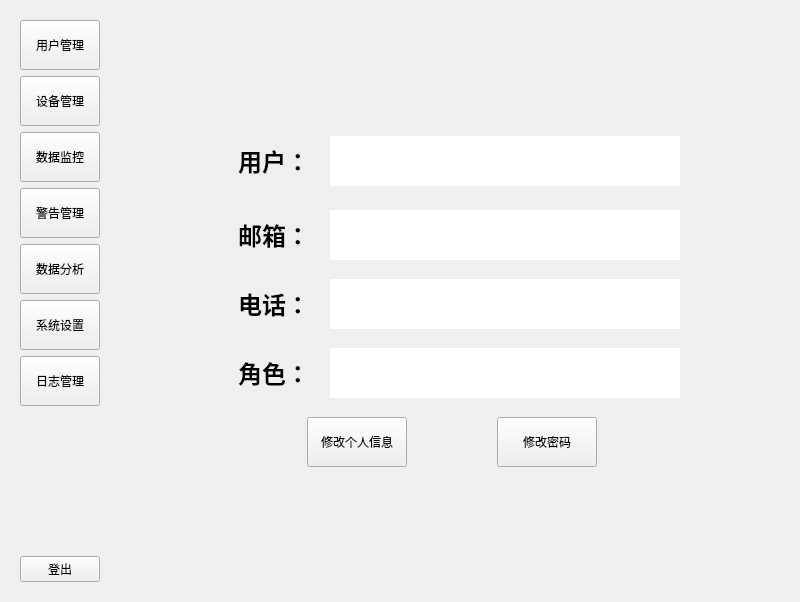
Before: the Qt Designer form SnailIOTMonitoring/src/ui/homewindow.ui in Amber-muyu/Qt_Project, drawn with Qt 5.
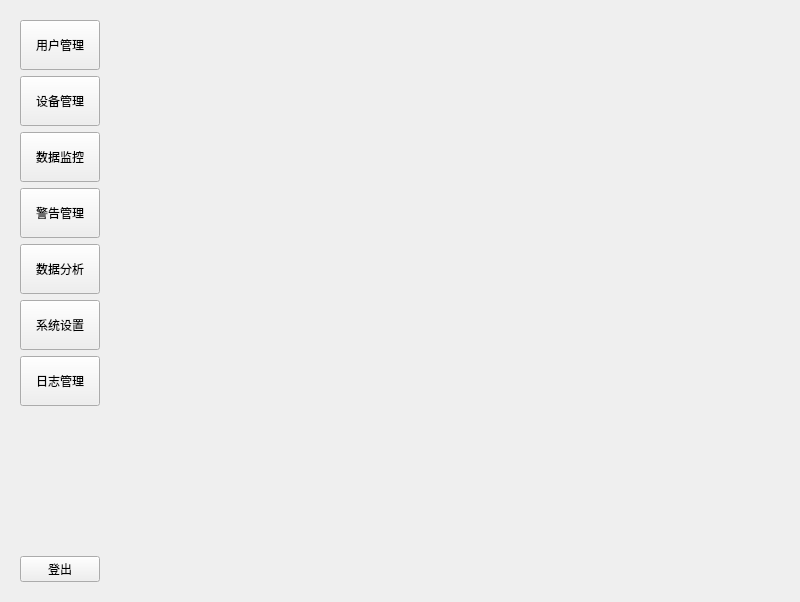
After: the same form once the commit is applied.

Commit message: 用户个人信息的显示，个人信息修改以及密码修改

Diff of the .ui file:
```diff
--- a/SnailIOTMonitoring/src/ui/homewindow.ui
+++ b/SnailIOTMonitoring/src/ui/homewindow.ui
@@ -145,405 +145,6 @@
      <property name="currentIndex">
       <number>0</number>
      </property>
-     <widget class="QWidget" name="pageUser">
-      <layout class="QGridLayout" name="gridLayout_5">
-       <item row="0" column="1">
-        <spacer name="verticalSpacer_6">
-         <property name="orientation">
-          <enum>Qt::Vertical</enum>
-         </property>
-         <property name="sizeHint" stdset="0">
-          <size>
-           <width>20</width>
-           <height>89</height>
-          </size>
-         </property>
-        </spacer>
-       </item>
-       <item row="1" column="0">
-        <spacer name="horizontalSpacer_4">
-         <property name="orientation">
-          <enum>Qt::Horizontal</enum>
-         </property>
-         <property name="sizeHint" stdset="0">
-          <size>
-           <width>84</width>
-           <height>20</height>
-          </size>
-         </property>
-        </spacer>
-       </item>
-       <item row="1" column="1">
-        <layout class="QGridLayout" name="gridLayout_4">
-         <item row="0" column="0">
-          <layout class="QGridLayout" name="gridLayout_3">
-           <item row="0" column="0">
-            <layout class="QHBoxLayout" name="horizontalLayout">
-             <item>
-              <widget class="QLabel" name="labelUserName">
-               <property name="minimumSize">
-                <size>
-                 <width>100</width>
-                 <height>50</height>
-                </size>
-               </property>
-               <property name="font">
-                <font>
-                 <family>Adobe Arabic</family>
-                 <pointsize>18</pointsize>
-                 <weight>75</weight>
-                 <bold>true</bold>
-                </font>
-               </property>
-               <property name="text">
-                <string>用户：</string>
-               </property>
-               <property name="alignment">
-                <set>Qt::AlignCenter</set>
-               </property>
-              </widget>
-             </item>
-             <item>
-              <widget class="QLabel" name="labelTextUserName">
-               <property name="minimumSize">
-                <size>
-                 <width>350</width>
-                 <height>50</height>
-                </size>
-               </property>
-               <property name="font">
-                <font>
-                 <family>Adobe Arabic</family>
-                 <pointsize>16</pointsize>
-                 <weight>75</weight>
-                 <bold>true</bold>
-                </font>
-               </property>
-               <property name="styleSheet">
-                <string notr="true">background-color: rgb(255, 255, 255);</string>
-               </property>
-               <property name="text">
-                <string/>
-               </property>
-              </widget>
-             </item>
-            </layout>
-           </item>
-           <item row="1" column="0">
-            <spacer name="verticalSpacer_2">
-             <property name="orientation">
-              <enum>Qt::Vertical</enum>
-             </property>
-             <property name="sizeHint" stdset="0">
-              <size>
-               <width>20</width>
-               <height>18</height>
-              </size>
-             </property>
-            </spacer>
-           </item>
-           <item row="2" column="0">
-            <layout class="QHBoxLayout" name="horizontalLayout_2">
-             <item>
-              <widget class="QLabel" name="labelEmail">
-               <property name="minimumSize">
-                <size>
-                 <width>100</width>
-                 <height>50</height>
-                </size>
-               </property>
-               <property name="font">
-                <font>
-                 <family>Adobe Arabic</family>
-                 <pointsize>18</pointsize>
-                 <weight>75</weight>
-                 <bold>true</bold>
-                </font>
-               </property>
-               <property name="text">
-                <string>邮箱：</string>
-               </property>
-               <property name="alignment">
-                <set>Qt::AlignCenter</set>
-               </property>
-              </widget>
-             </item>
-             <item>
-              <widget class="QLabel" name="labelTextEmail">
-               <property name="minimumSize">
-                <size>
-                 <width>350</width>
-                 <height>50</height>
-                </size>
-               </property>
-               <property name="font">
-                <font>
-                 <family>Adobe Arabic</family>
-                 <pointsize>16</pointsize>
-                 <weight>75</weight>
-                 <bold>true</bold>
-                </font>
-               </property>
-               <property name="styleSheet">
-                <string notr="true">background-color: rgb(255, 255, 255);</string>
-               </property>
-               <property name="text">
-                <string/>
-               </property>
-              </widget>
-             </item>
-            </layout>
-           </item>
-           <item row="3" column="0">
-            <spacer name="verticalSpacer_3">
-             <property name="orientation">
-              <enum>Qt::Vertical</enum>
-             </property>
-             <property name="sizeHint" stdset="0">
-              <size>
-               <width>20</width>
-               <height>13</height>
-              </size>
-             </property>
-            </spacer>
-           </item>
-           <item row="4" column="0">
-            <layout class="QHBoxLayout" name="horizontalLayout_3">
-             <item>
-              <widget class="QLabel" name="labelPhone">
-               <property name="minimumSize">
-                <size>
-                 <width>100</width>
-                 <height>50</height>
-                </size>
-               </property>
-               <property name="font">
-                <font>
-                 <family>Adobe Arabic</family>
-                 <pointsize>18</pointsize>
-                 <weight>75</weight>
-                 <bold>true</bold>
-                </font>
-               </property>
-               <property name="text">
-                <string>电话：</string>
-               </property>
-               <property name="alignment">
-                <set>Qt::AlignCenter</set>
-               </property>
-              </widget>
-             </item>
-             <item>
-              <widget class="QLabel" name="labelTextPhone">
-               <property name="minimumSize">
-                <size>
-                 <width>350</width>
-                 <height>50</height>
-                </size>
-               </property>
-               <property name="font">
-                <font>
-                 <family>Adobe Arabic</family>
-                 <pointsize>16</pointsize>
-                 <weight>75</weight>
-                 <bold>true</bold>
-                </font>
-               </property>
-               <property name="styleSheet">
-                <string notr="true">background-color: rgb(255, 255, 255);</string>
-               </property>
-               <property name="text">
-                <string/>
-               </property>
-              </widget>
-             </item>
-            </layout>
-           </item>
-           <item row="5" column="0">
-            <spacer name="verticalSpacer_4">
-             <property name="orientation">
-              <enum>Qt::Vertical</enum>
-             </property>
-             <property name="sizeHint" stdset="0">
-              <size>
-               <width>20</width>
-               <height>13</height>
-              </size>
-             </property>
-            </spacer>
-           </item>
-           <item row="6" column="0">
-            <layout class="QHBoxLayout" name="horizontalLayout_4">
-             <item>
-              <widget class="QLabel" name="labelRole">
-               <property name="minimumSize">
-                <size>
-                 <width>100</width>
-                 <height>50</height>
-                </size>
-               </property>
-               <property name="font">
-                <font>
-                 <family>Adobe Arabic</family>
-                 <pointsize>18</pointsize>
-                 <weight>75</weight>
-                 <bold>true</bold>
-                </font>
-               </property>
-               <property name="text">
-                <string>角色：</string>
-               </property>
-               <property name="alignment">
-                <set>Qt::AlignCenter</set>
-               </property>
-              </widget>
-             </item>
-             <item>
-              <widget class="QLabel" name="labelTextRole">
-               <property name="minimumSize">
-                <size>
-                 <width>350</width>
-                 <height>50</height>
-                </size>
-               </property>
-               <property name="font">
-                <font>
-                 <family>Adobe Arabic</family>
-                 <pointsize>16</pointsize>
-                 <weight>75</weight>
-                 <bold>true</bold>
-                </font>
-               </property>
-               <property name="styleSheet">
-                <string notr="true">background-color: rgb(255, 255, 255);</string>
-               </property>
-               <property name="text">
-                <string/>
-               </property>
-              </widget>
-             </item>
-            </layout>
-           </item>
-           <item row="7" column="0">
-            <spacer name="verticalSpacer_5">
-             <property name="orientation">
-              <enum>Qt::Vertical</enum>
-             </property>
-             <property name="sizeHint" stdset="0">
-              <size>
-               <width>20</width>
-               <height>13</height>
-              </size>
-             </property>
-            </spacer>
-           </item>
-          </layout>
-         </item>
-         <item row="1" column="0">
-          <layout class="QHBoxLayout" name="horizontalLayout_5">
-           <item>
-            <spacer name="horizontalSpacer_2">
-             <property name="orientation">
-              <enum>Qt::Horizontal</enum>
-             </property>
-             <property name="sizeHint" stdset="0">
-              <size>
-               <width>40</width>
-               <height>20</height>
-              </size>
-             </property>
-            </spacer>
-           </item>
-           <item>
-            <widget class="QPushButton" name="btnInfoModify">
-             <property name="minimumSize">
-              <size>
-               <width>100</width>
-               <height>50</height>
-              </size>
-             </property>
-             <property name="text">
-              <string>修改个人信息</string>
-             </property>
-            </widget>
-           </item>
-           <item>
-            <spacer name="horizontalSpacer">
-             <property name="orientation">
-              <enum>Qt::Horizontal</enum>
-             </property>
-             <property name="sizeHint" stdset="0">
-              <size>
-               <width>40</width>
-               <height>20</height>
-              </size>
-             </property>
-            </spacer>
-           </item>
-           <item>
-            <widget class="QPushButton" name="btnInfoModify_2">
-             <property name="minimumSize">
-              <size>
-               <width>100</width>
-               <height>50</height>
-              </size>
-             </property>
-             <property name="text">
-              <string>修改密码</string>
-             </property>
-            </widget>
-           </item>
-           <item>
-            <spacer name="horizontalSpacer_3">
-             <property name="orientation">
-              <enum>Qt::Horizontal</enum>
-             </property>
-             <property name="sizeHint" stdset="0">
-              <size>
-               <width>40</width>
-               <height>20</height>
-              </size>
-             </property>
-            </spacer>
-           </item>
-          </layout>
-         </item>
-        </layout>
-       </item>
-       <item row="1" column="2">
-        <spacer name="horizontalSpacer_5">
-         <property name="orientation">
-          <enum>Qt::Horizontal</enum>
-         </property>
-         <property name="sizeHint" stdset="0">
-          <size>
-           <width>83</width>
-           <height>20</height>
-          </size>
-         </property>
-        </spacer>
-       </item>
-       <item row="2" column="1">
-        <spacer name="verticalSpacer_7">
-         <property name="orientation">
-          <enum>Qt::Vertical</enum>
-         </property>
-         <property name="sizeHint" stdset="0">
-          <size>
-           <width>20</width>
-           <height>88</height>
-          </size>
-         </property>
-        </spacer>
-       </item>
-      </layout>
-     </widget>
-     <widget class="QWidget" name="pageDevice"/>
-     <widget class="QWidget" name="pageData"/>
-     <widget class="QWidget" name="pageAlarm"/>
-     <widget class="QWidget" name="pageDataAnalysis"/>
-     <widget class="QWidget" name="pageSystem"/>
-     <widget class="QWidget" name="pageLog"/>
     </widget>
    </item>
   </layout>
```
Left out of the diff: 78 changed lines with no effect on the pictures. The commit also changes 52 other files.
